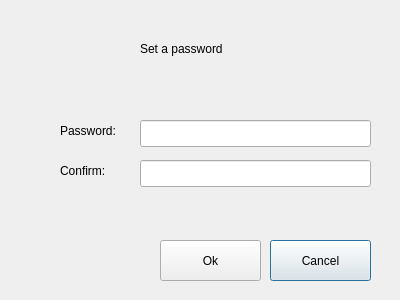
The window that QT Gui/Spyink/passwordform.ui (matthewT53/Steganography-Project) describes before a commit, drawn with Qt 5.
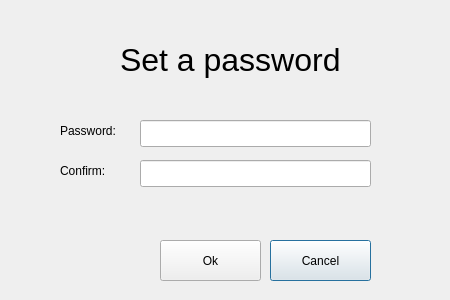
The same window after the commit.

```diff
--- a/QT Gui/Spyink/passwordform.ui
+++ b/QT Gui/Spyink/passwordform.ui
@@ -6,7 +6,7 @@
    <rect>
     <x>0</x>
     <y>0</y>
-    <width>400</width>
+    <width>450</width>
     <height>300</height>
    </rect>
   </property>
@@ -68,14 +68,17 @@
   <widget class="QLabel" name="label_3">
    <property name="geometry">
     <rect>
-     <x>140</x>
-     <y>40</y>
-     <width>191</width>
-     <height>17</height>
+     <x>120</x>
+     <y>30</y>
+     <width>311</width>
+     <height>61</height>
     </rect>
    </property>
+   <property name="autoFillBackground">
+    <bool>false</bool>
+   </property>
    <property name="text">
-    <string>Set a password</string>
+    <string>&lt;html&gt;&lt;head/&gt;&lt;body&gt;&lt;p&gt;&lt;span style=&quot; font-size:24pt;&quot;&gt;Set a password&lt;/span&gt;&lt;/p&gt;&lt;/body&gt;&lt;/html&gt;</string>
    </property>
   </widget>
   <widget class="QPushButton" name="button_cancel">
```
